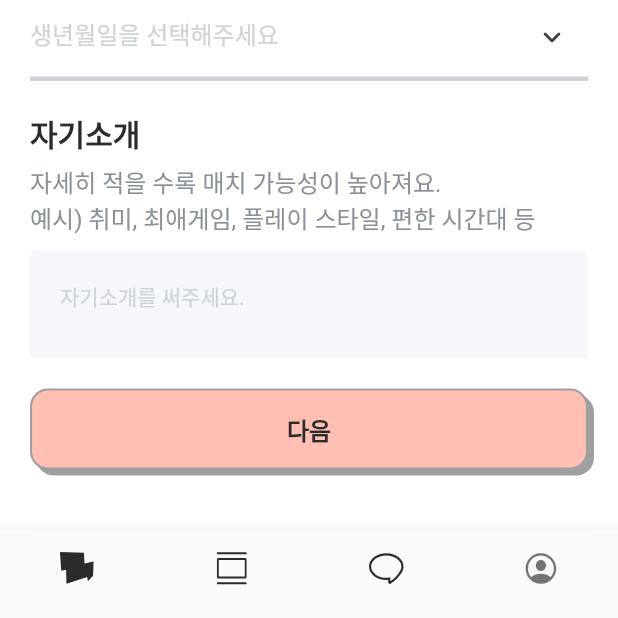
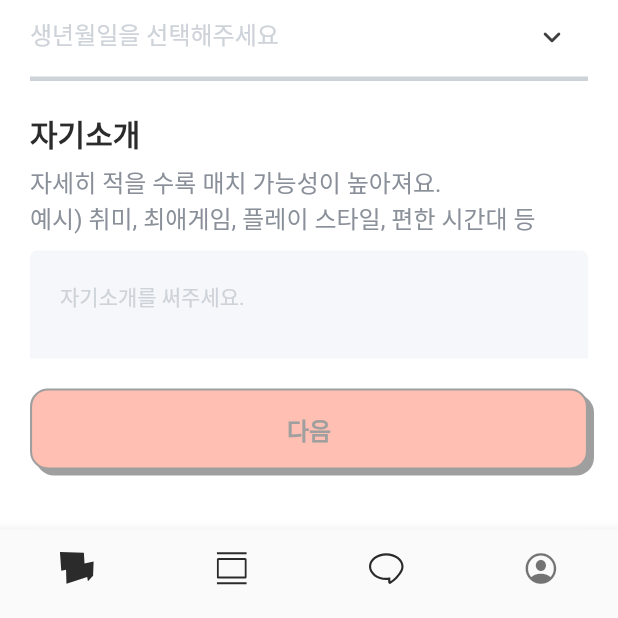
Before and after one commit to jihun-bang/chemiplay, a Flutter app: the MyMateProfilePage screen opened by its route, on a phone screen of 412 x 824 dp, the part 618-1236 px from its top. Run offline on Flutter 3.47's test engine with Material 2 defaults, Android fonts, the light colour scheme and no system bars; our stand-ins replace cached_network_image, cloud_firestore, copy_with_extension, file_picker, firebase_auth, firebase_core and 11 more; missing offline and left inert: cloud_firestore_odm, google_sign_in_platform_interface, google_sign_in_web, sendbird_sdk; accounts and stored records are empty; Roboto replaces fonts that are missing (Pretendard); statements that could not run were skipped.

Commit message:
게임 메이트 프로필 버튼 disabled 정리 및 19세 미만시 알럿노출

```diff
--- a/lib/presentation/viewmodels/my_mate_profile_viewmodel.dart
+++ b/lib/presentation/viewmodels/my_mate_profile_viewmodel.dart
@@ -5,6 +5,8 @@ import '../../data/models/user.dart';
 
 class MyMateProfileViewModel extends ChangeNotifier {
   final UserViewModel _userViewModel;
+  final DateTime now = DateTime.now();
+  late final DateTime minBirthDay = DateTime(now.year - 19, now.month, now.day);
 
   UserModel? get user => _userViewModel.user;
 
@@ -21,23 +23,40 @@ class MyMateProfileViewModel extends ChangeNotifier {
   late String? _introduction = user?.birthday;
   String? get introduction => _introduction;
 
-  setNickname(String newNickname) {
+  void setNickname(String newNickname) {
     _nickname = newNickname;
     notifyListeners();
   }
 
-  setGender(Gender newGender) {
+  void setGender(Gender newGender) {
     _gender = newGender;
     notifyListeners();
   }
 
-  setBirthday(String newBirthday) {
+  void setBirthday(String newBirthday) {
     _birthday = newBirthday;
     notifyListeners();
   }
 
-  setIntroduction(String newIntroduction) {
+  void setIntroduction(String newIntroduction) {
     _introduction = newIntroduction;
     notifyListeners();
   }
+
+  bool validateBirthday() {
+    if (_birthday != null) {
+      final result = DateTime.parse(_birthday!).isBefore(minBirthDay);
+      return result;
+    }
+    return false;
+  }
+
+  bool isReadyToUpdate() {
+    if (_nickname == null || _nickname!.isEmpty) return false;
+    if (_gender == null) return false;
+    if (_birthday == null) return false;
+    if (validateBirthday() == false) return false;
+    if (_introduction == null || _introduction!.isEmpty) return false;
+    return true;
+  }
 }
--- a/lib/presentation/views/my/my_mate_profile_page.dart
+++ b/lib/presentation/views/my/my_mate_profile_page.dart
@@ -2,6 +2,7 @@ import 'package:chemiplay/data/models/user.dart';
 import 'package:chemiplay/injection.dart';
 import 'package:chemiplay/presentation/viewmodels/my_mate_profile_viewmodel.dart';
 import 'package:chemiplay/presentation/viewmodels/user_viewmodel.dart';
+import 'package:chemiplay/presentation/widgets/gigi_alert_dialog.dart';
 import 'package:chemiplay/presentation/widgets/gigi_toast_dialog.dart';
 import 'package:chemiplay/presentation/widgets/gigi_app_bar.dart';
 import 'package:chemiplay/presentation/widgets/gigi_elevated_button.dart';
@@ -30,6 +31,7 @@ class _MyMateProfilePageState extends State<MyMateProfilePage> {
   final TextEditingController _nicknameController = TextEditingController();
   final TextEditingController _birthdayController = TextEditingController();
   final TextEditingController _introductionController = TextEditingController();
+  final FocusNode _birthdayTextFieldFocusNode = FocusNode();
 
   final titleTextStyle = const TextStyle(
     fontSize: 20,
@@ -73,17 +75,38 @@ class _MyMateProfilePageState extends State<MyMateProfilePage> {
     _myMateProfileViewModel.setGender(gender);
   }
 
-  void _onBirthdayTextFieldTap() {
+  void _onBirthdayTextFieldTap() async {
     if (_birthdayController.text == '') {
       _setBirthdayText(initialDate);
     }
-    showModalBottomSheet(
+    await showModalBottomSheet(
       context: context,
       backgroundColor: Colors.transparent,
       builder: (context) {
         return _bottomDatePicker;
       },
     );
+    _birthdayTextFieldFocusNode.unfocus();
+    final now = DateTime.now();
+    if (_myMateProfileViewModel.validateBirthday() == false) {
+      showDialog(
+        context: context,
+        barrierDismissible: false,
+        builder: (BuildContext context) {
+          return GigiAlertDialog(
+            description: '만 19세 미만은 게임 메이트를 신청할 수 없어요.',
+            actions: [
+              GigiElevatedButton(
+                text: '알겠어요',
+                onPressed: () {
+                  Navigator.pop(context);
+                },
+              ),
+            ],
+          );
+        },
+      );
+    }
   }
 
   @override
@@ -101,6 +124,7 @@ class _MyMateProfilePageState extends State<MyMateProfilePage> {
     _nicknameController.dispose();
     _birthdayController.dispose();
     _introductionController.dispose();
+    _birthdayTextFieldFocusNode.dispose();
     super.dispose();
   }
 
@@ -110,6 +134,8 @@ class _MyMateProfilePageState extends State<MyMateProfilePage> {
       create: (context) => getIt(),
       child: Consumer<MyMateProfileViewModel>(builder: (context, viewModel, _) {
         _myMateProfileViewModel = viewModel;
+        final bool isNextButtonDisabled =
+            !_myMateProfileViewModel.isReadyToUpdate();
         return Scaffold(
           backgroundColor: Colors.white,
           appBar: const GigiAppBar(
@@ -190,6 +216,7 @@ class _MyMateProfilePageState extends State<MyMateProfilePage> {
                         size: 24,
                       ),
                       onTap: _onBirthdayTextFieldTap,
+                      focusNode: _birthdayTextFieldFocusNode,
                     ),
                   ),
                   ..._getMateProfileSettingRow(
@@ -213,11 +240,20 @@ class _MyMateProfilePageState extends State<MyMateProfilePage> {
             decoration: const BoxDecoration(color: Colors.white),
             padding:
                 const EdgeInsets.only(top: 20, left: 20, right: 20, bottom: 40),
-            child: const GigiElevatedButton(
+            child: GigiElevatedButton(
               text: '다음',
-              backgroundColor: Color(0xffFFBFB2),
-              shadowColor: Color(0xff9F9F9F),
-              disabled: true,
+              textStyle: TextStyle(
+                  fontSize: 16,
+                  fontWeight: FontWeight.w600,
+                  color: isNextButtonDisabled
+                      ? const Color(0xff9F9F9F)
+                      : const Color(0xFF2B2B2B)),
+              backgroundColor:
+                  isNextButtonDisabled ? const Color(0xffFFBFB2) : primaryColor,
+              shadowColor: isNextButtonDisabled
+                  ? const Color(0xff9F9F9F)
+                  : const Color(0xFF2B2B2B),
+              disabled: isNextButtonDisabled,
             ),
           ),
         );
@@ -266,7 +302,9 @@ class _MyMateProfilePageState extends State<MyMateProfilePage> {
         ),
         child: CupertinoDatePicker(
           maximumDate: initialDate,
-          initialDateTime: initialDate,
+          initialDateTime: _myMateProfileViewModel.birthday == null
+              ? _myMateProfileViewModel.minBirthDay
+              : DateTime.parse(_myMateProfileViewModel.birthday!),
           mode: CupertinoDatePickerMode.date,
           onDateTimeChanged: _setBirthdayText,
         ),
--- a/lib/presentation/widgets/gigi_text_field.dart
+++ b/lib/presentation/widgets/gigi_text_field.dart
@@ -10,6 +10,7 @@ class GigiTextField extends StatefulWidget {
   bool readOnly;
   TextEditingController textController;
   FloatingLabelBehavior? floatingLabelBehavior;
+  FocusNode? focusNode;
 
   final void Function()? onTap;
   final void Function(String)? onChanged;
@@ -36,6 +37,7 @@ class GigiTextField extends StatefulWidget {
     this.onTap,
     this.keyboardType = TextInputType.text,
     this.floatingLabelBehavior,
+    this.focusNode,
   });
 
   @override
@@ -83,6 +85,7 @@ class _GigiTextFieldState extends State<GigiTextField> {
       onChanged: widget.onChanged,
       onTap: widget.onTap,
       enabled: widget.enabled,
+      focusNode: widget.focusNode,
     );
   }
 }
```
